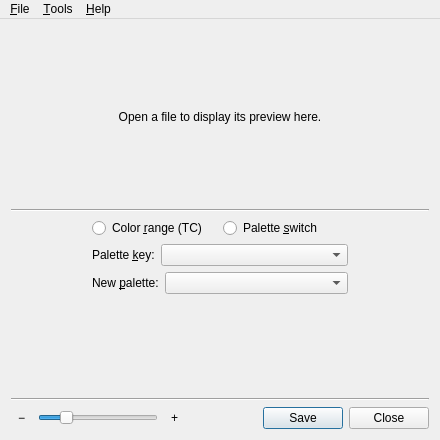
First picture: the form in src/mainwindow.ui, repository irydacea/wespal, before the edit.
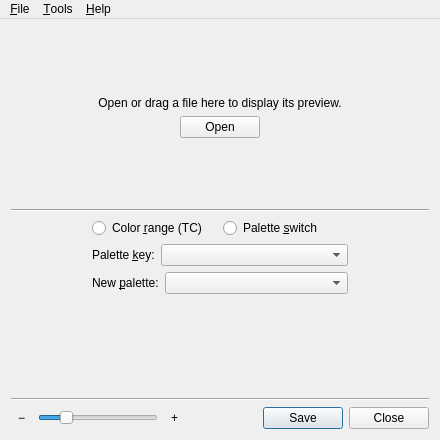
Second picture: the form after the edit. The open tabs and pages were chosen to show the change. Custom widgets are drawn as their Qt base class.

```diff
--- a/src/mainwindow.ui
+++ b/src/mainwindow.ui
@@ -134,17 +134,80 @@
        </layout>
       </widget>
       <widget class="QWidget" name="pageNoFile">
-       <layout class="QHBoxLayout" name="horizontalLayout_4">
+       <layout class="QVBoxLayout" name="verticalLayout">
+        <item>
+         <spacer name="verticalSpacer">
+          <property name="orientation">
+           <enum>Qt::Vertical</enum>
+          </property>
+          <property name="sizeHint" stdset="0">
+           <size>
+            <width>20</width>
+            <height>40</height>
+           </size>
+          </property>
+         </spacer>
+        </item>
         <item>
          <widget class="QLabel" name="lblNoFile">
           <property name="text">
-           <string>Open a file to display its preview here.</string>
+           <string>Open or drag a file here to display its preview.</string>
           </property>
           <property name="alignment">
            <set>Qt::AlignCenter</set>
           </property>
          </widget>
         </item>
+        <item>
+         <layout class="QHBoxLayout" name="horizontalLayout_2">
+          <item>
+           <spacer name="horizontalSpacer">
+            <property name="orientation">
+             <enum>Qt::Horizontal</enum>
+            </property>
+            <property name="sizeHint" stdset="0">
+             <size>
+              <width>40</width>
+              <height>20</height>
+             </size>
+            </property>
+           </spacer>
+          </item>
+          <item>
+           <widget class="QPushButton" name="cmdOpen">
+            <property name="text">
+             <string>Open</string>
+            </property>
+           </widget>
+          </item>
+          <item>
+           <spacer name="horizontalSpacer_2">
+            <property name="orientation">
+             <enum>Qt::Horizontal</enum>
+            </property>
+            <property name="sizeHint" stdset="0">
+             <size>
+              <width>40</width>
+              <height>20</height>
+             </size>
+            </property>
+           </spacer>
+          </item>
+         </layout>
+        </item>
+        <item>
+         <spacer name="verticalSpacer_2">
+          <property name="orientation">
+           <enum>Qt::Vertical</enum>
+          </property>
+          <property name="sizeHint" stdset="0">
+           <size>
+            <width>20</width>
+            <height>40</height>
+           </size>
+          </property>
+         </spacer>
+        </item>
        </layout>
       </widget>
      </widget>
```
Left out of the diff: 3 changed lines with no effect on the pictures.
